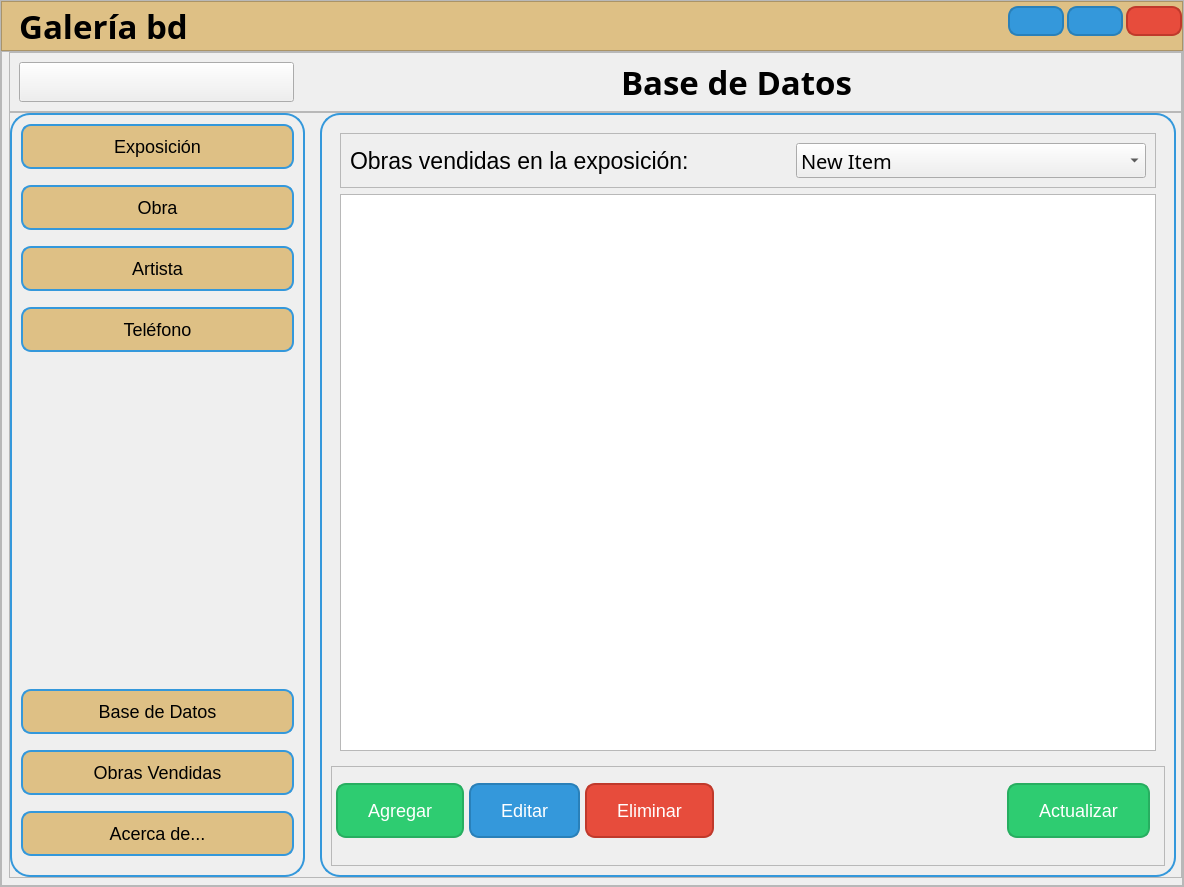
Above: interfaz.ui from Angelggp/Angelggp before the change. Below: the same form after it.
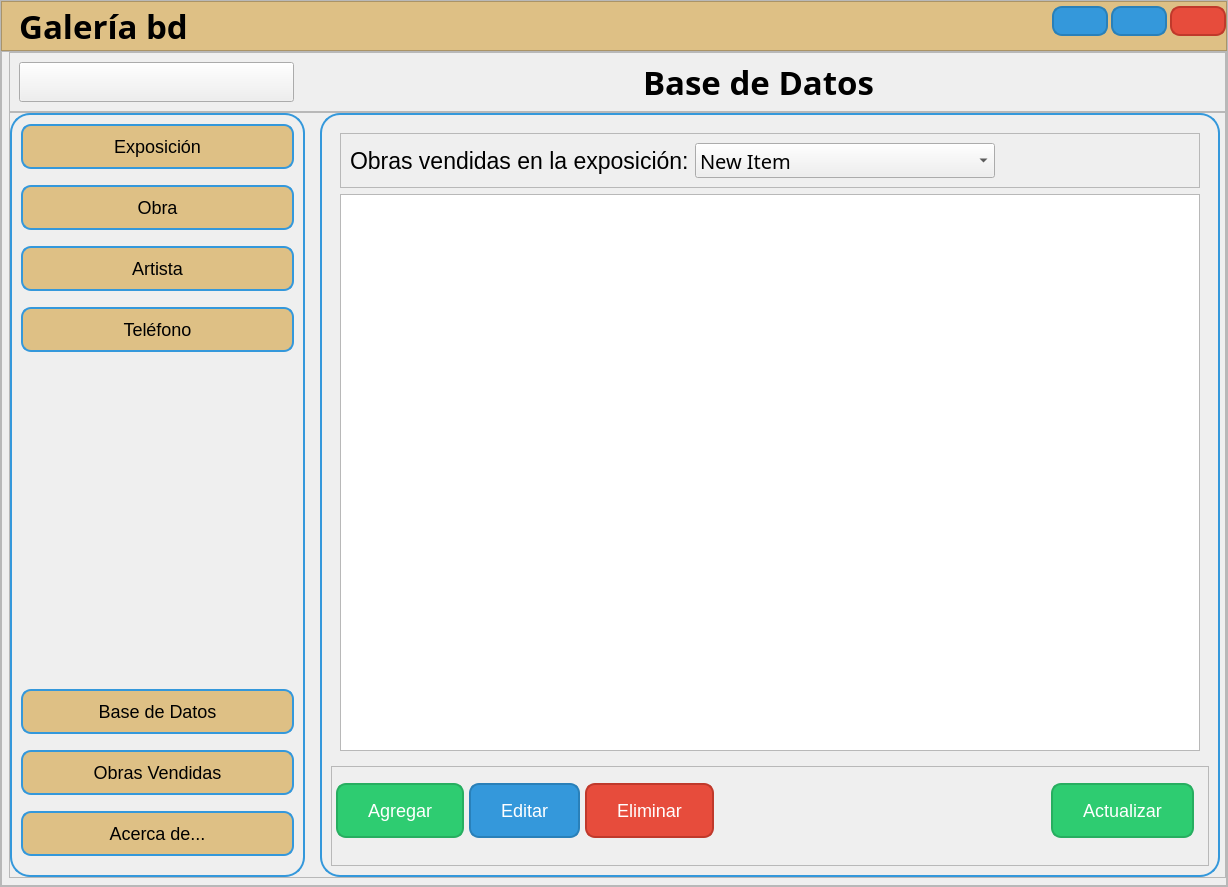
That is the form after the change. Icons and pictures are not drawn.

```diff
--- a/interfaz.ui
+++ b/interfaz.ui
@@ -6,7 +6,7 @@
    <rect>
     <x>0</x>
     <y>0</y>
-    <width>1184</width>
+    <width>1228</width>
     <height>887</height>
    </rect>
   </property>
@@ -753,13 +753,13 @@
                         <widget class="QComboBox" name="cb_exposicion">
                          <property name="minimumSize">
                           <size>
-                           <width>200</width>
+                           <width>300</width>
                            <height>0</height>
                           </size>
                          </property>
                          <property name="maximumSize">
                           <size>
-                           <width>350</width>
+                           <width>300</width>
                            <height>35</height>
                           </size>
                          </property>
@@ -786,6 +786,19 @@
                          </item>
                         </widget>
                        </item>
+                       <item>
+                        <spacer name="horizontalSpacer_5">
+                         <property name="orientation">
+                          <enum>Qt::Horizontal</enum>
+                         </property>
+                         <property name="sizeHint" stdset="0">
+                          <size>
+                           <width>40</width>
+                           <height>20</height>
+                          </size>
+                         </property>
+                        </spacer>
+                       </item>
                       </layout>
                      </widget>
                     </item>
```
